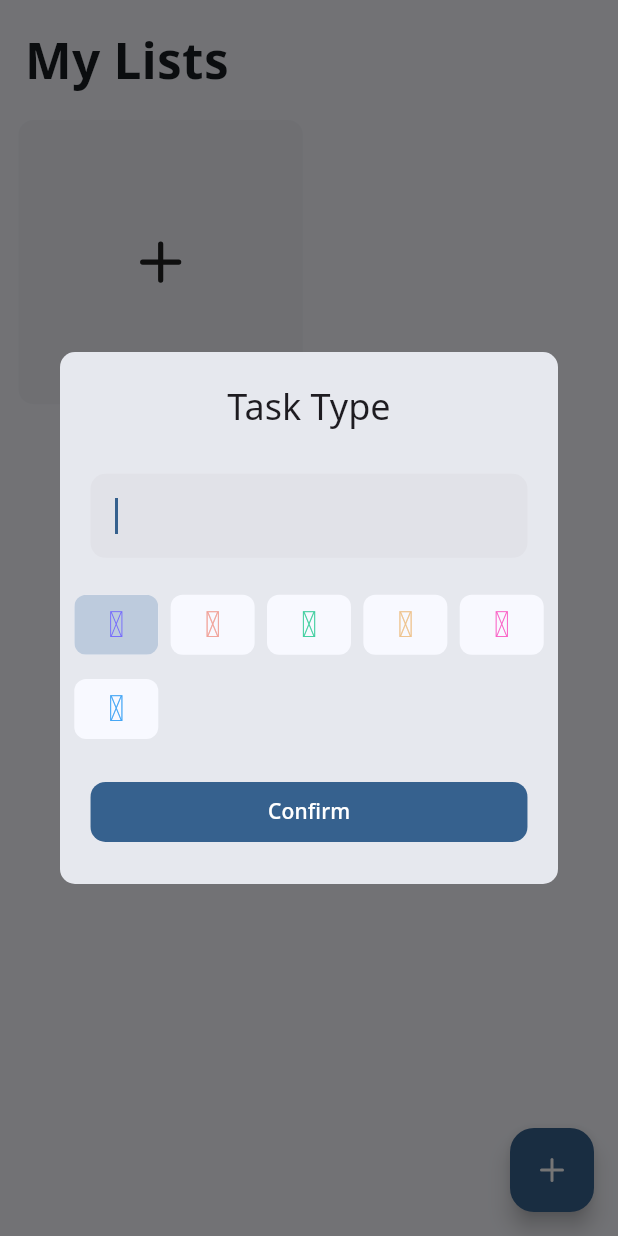
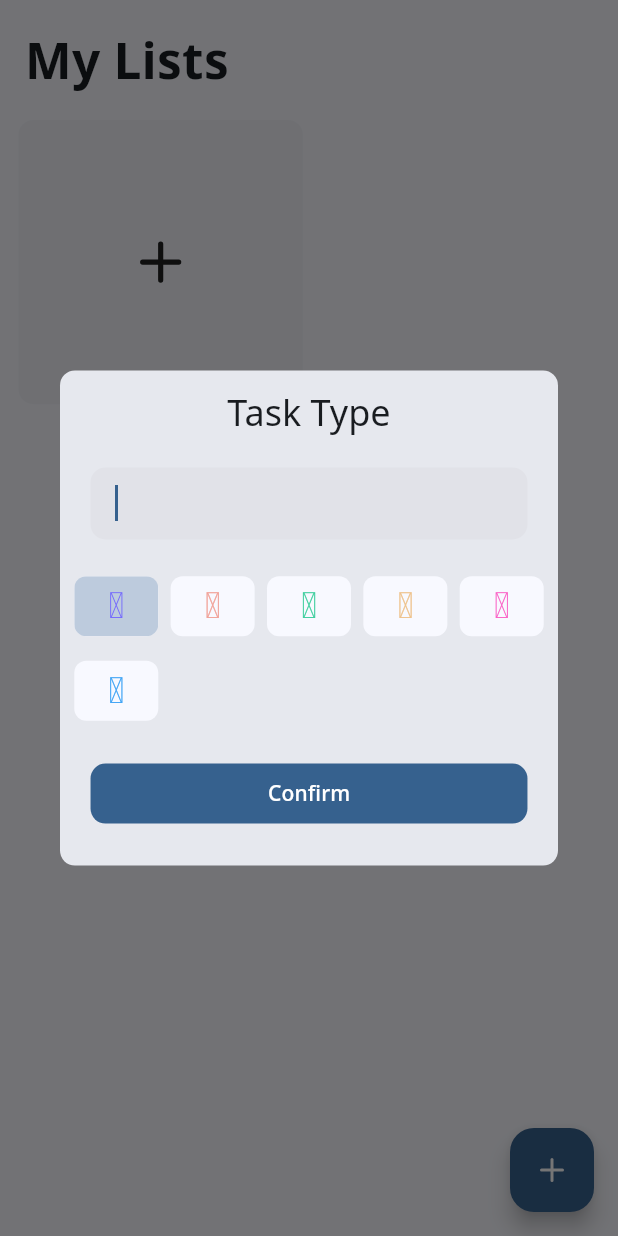
Before and after one commit to amka/nanoplan, a Flutter app: the screen it shows after launch, after a tap on an icon or button, on a phone screen of 412 x 824 dp. Run offline on Flutter 3.47's test engine with Material 3 defaults, Android fonts, the phone set to English and light mode, and no system bars; our stand-ins replace equatable, flutter_easyloading, flutter_tabler_icons, get, get_storage, google_fonts.

Commit message:
Fix colors

```diff
--- a/lib/app/modules/home/views/home_view.dart
+++ b/lib/app/modules/home/views/home_view.dart
@@ -2,11 +2,11 @@ import 'package:flutter/material.dart';
 import 'package:flutter_easyloading/flutter_easyloading.dart';
 import 'package:flutter_tabler_icons/flutter_tabler_icons.dart';
 import 'package:get/get.dart';
-import 'package:nanoplan/app/modules/home/widgets/add_todo_dialog.dart';
 
 import '../../../core/utils/extensions.dart';
 import '../../../core/values/constants.dart';
 import '../../../data/models/task.dart';
+import '../../../modules/home/widgets/add_todo_dialog.dart';
 import '../../../widgets/icons.dart';
 import '../controllers/home_controller.dart';
 import '../widgets/add_card.dart';
@@ -79,14 +79,13 @@ class HomeView extends GetView<HomeController> {
         ),
       ),
       floatingActionButton: DragTarget(
-        builder:
-            (context, data, rejectedData) {
+        builder: (context, data, rejectedData) {
           return Obx(
             () => FloatingActionButton(
               onPressed: () {
                 Get.to(() => const AddTodoDialog(),
-                transition: Transition.downToUp,
-                duration: const Duration(milliseconds: 120));
+                    transition: Transition.downToUp,
+                    duration: const Duration(milliseconds: 120));
               },
               backgroundColor: controller.deleting.value
                   ? Colors.red
@@ -101,9 +100,9 @@ class HomeView extends GetView<HomeController> {
           );
         },
         onAccept: (Task task) {
-            // TODO: Check for uncompleted todos before delete
-            controller.deleteTask(task);
-            EasyLoading.showSuccess('Task deleted');
+          // TODO: Check for uncompleted todos before delete
+          controller.deleteTask(task);
+          EasyLoading.showSuccess('Task deleted');
         },
       ),
     );
@@ -112,9 +111,12 @@ class HomeView extends GetView<HomeController> {
   void onAddCard(context) async {
     final icons = getIcons();
     await Get.defaultDialog(
-      titlePadding: EdgeInsets.symmetric(vertical: 5.0.wp),
+      titlePadding: EdgeInsets.only(top: 3.0.wp, bottom: 3.0.wp),
       radius: kDefaultBorderRadius,
       title: 'Task Type',
+      titleStyle: TextStyle(
+        color: Theme.of(context).colorScheme.onBackground,
+      ),
       content: Form(
         key: controller.formKey,
         child: Column(
@@ -129,6 +131,10 @@ class HomeView extends GetView<HomeController> {
                     borderRadius: BorderRadius.circular(kDefaultBorderRadius),
                     borderSide: BorderSide.none,
                   ),
+                  isDense: true,
+                ),
+                style: TextStyle(
+                  color: Theme.of(context).colorScheme.onBackground,
                 ),
                 autofocus: true,
                 validator: (value) {
```
